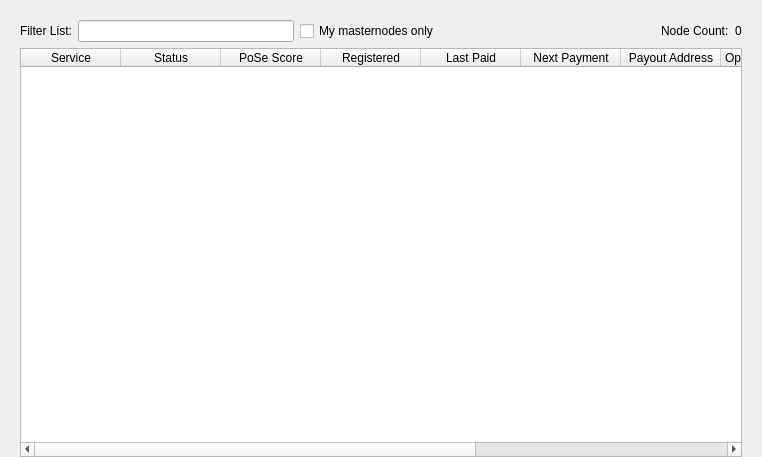
Old version of the form src/qt/forms/masternodelist.ui in the repository Youngstar4/documentchain.
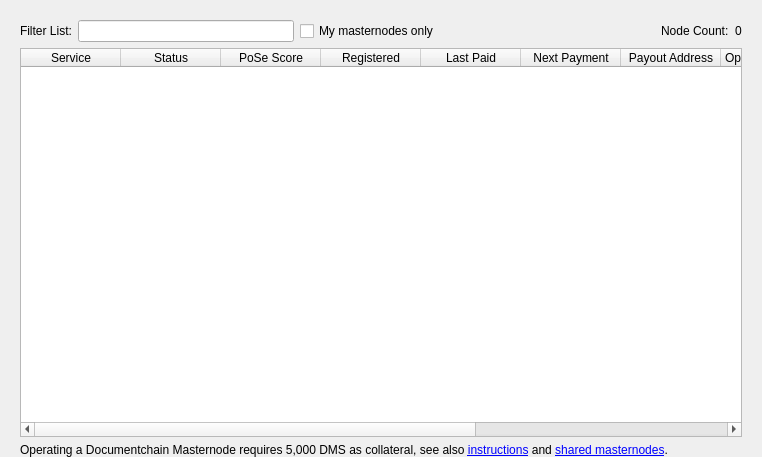
New version of the form.

Commit message: Add masternode info label

What changed in the file:
```diff
--- a/src/qt/forms/masternodelist.ui
+++ b/src/qt/forms/masternodelist.ui
@@ -183,6 +183,19 @@
        </item>
       </layout>
      </item>
+     <item>
+      <widget class="QLabel" name="label_mn_info">
+       <property name="text">
+        <string>Operating a Documentchain Masternode requires 5,000 DMS as collateral, see also &lt;a href=&quot;https://documentchain.org/support/masternodes/&quot;&gt;instructions&lt;/a&gt; and &lt;a href=&quot;https://documentchain.org/news/shared-masternodes/&quot;&gt;shared masternodes&lt;/a&gt;.</string>
+       </property>
+       <property name="wordWrap">
+        <bool>true</bool>
+       </property>
+       <property name="openExternalLinks">
+        <bool>true</bool>
+       </property>
+      </widget>
+     </item>
     </layout>
    </item>
   </layout>
```
